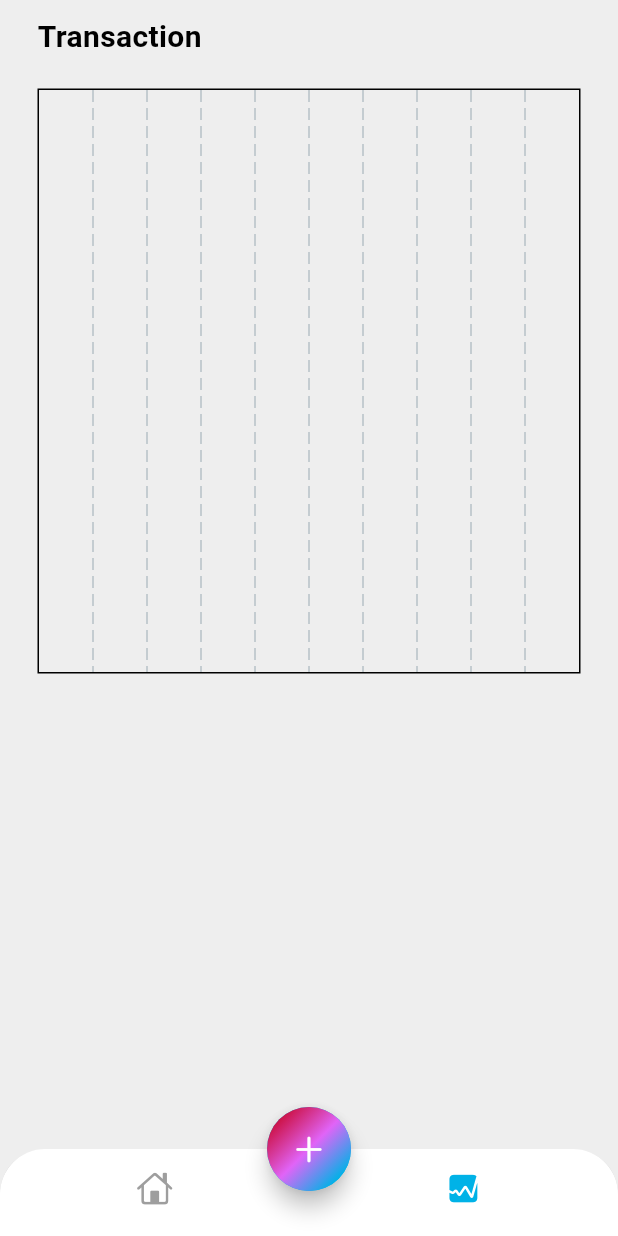
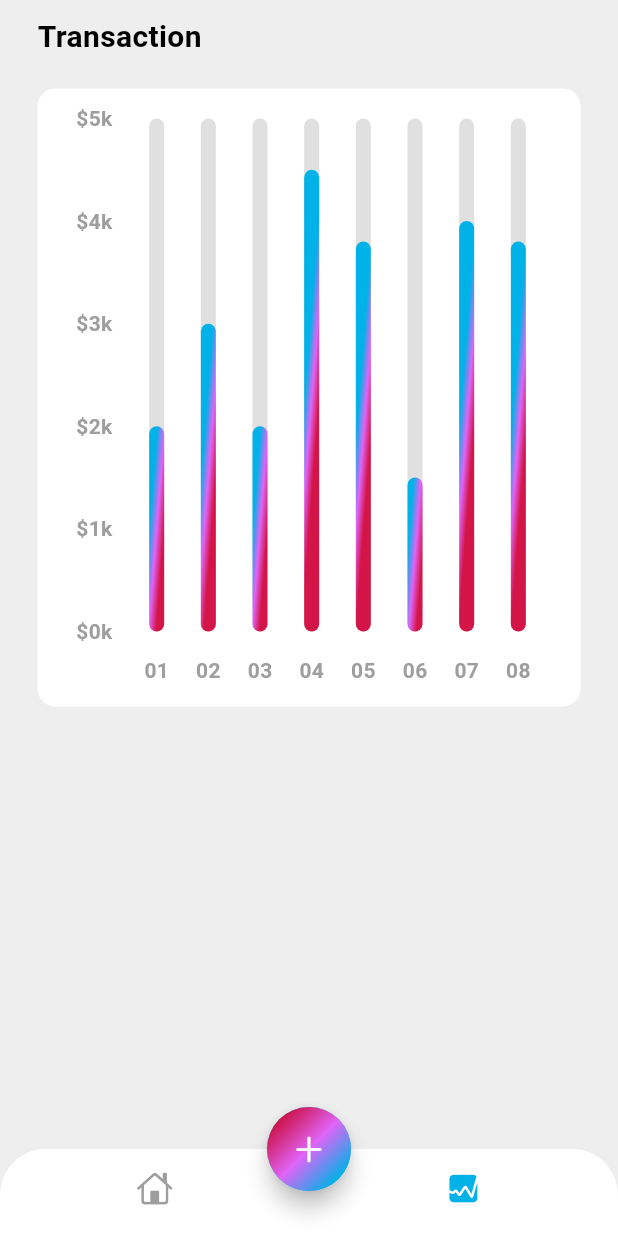
Before and after one commit to vishalpoute/Finance-manager-flutter, a Flutter app: the screen it shows after launch, item 2 of the bottom bar chosen, on a phone screen of 412 x 824 dp. Run offline on Flutter 3.47's test engine with Material 3 defaults, Android fonts, the phone set to English and light mode, and no system bars; drawn by our look-alikes of fl_chart; our stand-ins replace font_awesome_flutter.

Commit message:
transaction graph was completed here

```diff
--- a/lib/screens/stats/chart.dart
+++ b/lib/screens/stats/chart.dart
@@ -1,3 +1,5 @@
+import 'dart:math';
+
 import 'package:fl_chart/fl_chart.dart';
 import 'package:flutter/material.dart';
 
@@ -16,23 +18,157 @@ class _MyChartState extends State<MyChart> {
     );
   }
 
+  BarChartGroupData makeGroupData(int x, double y) {
+    return BarChartGroupData(
+      x: x,
+      barRods: [
+        BarChartRodData(
+          toY: y,
+          gradient: LinearGradient(
+            colors: [
+              Theme.of(context).colorScheme.primary,
+              Theme.of(context).colorScheme.secondary,
+              Theme.of(context).colorScheme.tertiary,
+            ],
+            transform: const GradientRotation(pi / 40),
+          ),
+          width: 10,
+          backDrawRodData: BackgroundBarChartRodData(
+              show: true,
+              toY: 5,
+              color: Colors.grey.shade300
+          ),
+        ),
+      ],
+    );
+  }
+
+  List<BarChartGroupData> showingGroups() => List.generate(8, (i) {
+    switch (i) {
+      case 0:
+        return makeGroupData(0, 2);
+      case 1:
+        return makeGroupData(1, 3);
+      case 2:
+        return makeGroupData(2, 2);
+      case 3:
+        return makeGroupData(3, 4.5);
+      case 4:
+        return makeGroupData(4, 3.8);
+      case 5:
+        return makeGroupData(5, 1.5);
+      case 6:
+        return makeGroupData(6, 4);
+      case 7:
+        return makeGroupData(7, 3.8);
+      default:
+        throw Error();
+    }
+  });
+
   BarChartData mainBarData() {
     return BarChartData(
-      titlesData: const FlTitlesData(
+      titlesData: FlTitlesData(
         show: true,
-        rightTitles: AxisTitles(
-          sideTitles: SideTitles(showTitles: false)
+        rightTitles: const AxisTitles(
+          sideTitles: SideTitles(showTitles: false),
         ),
-        topTitles: AxisTitles(
-          sideTitles: SideTitles(showTitles: false)
+        topTitles: const AxisTitles(
+          sideTitles: SideTitles(showTitles: false),
         ),
         bottomTitles: AxisTitles(
-          sideTitles: SideTitles(showTitles: true)
+          sideTitles: SideTitles(
+            showTitles: true,
+            reservedSize: 38,
+            getTitlesWidget: getTiles,
+          ),
         ),
         leftTitles: AxisTitles(
-            sideTitles: SideTitles(showTitles: false)
+          sideTitles: SideTitles(
+            showTitles: true,
+            reservedSize: 38,
+            getTitlesWidget: leftTile,
+          ),
         ),
-      )
+      ),
+      borderData: FlBorderData(
+        show: false,
+      ),
+      gridData: const FlGridData(show: false),
+      barGroups: showingGroups(),
+    );
+  }
+
+  Widget getTiles(double value, TitleMeta meta) {
+    const style = TextStyle(
+      color: Colors.grey,
+      fontWeight: FontWeight.bold,
+      fontSize: 14,
+    );
+    String text;
+
+    switch (value.toInt()) {
+      case 0:
+        text = '01';
+        break;
+      case 1:
+        text = '02';
+        break;
+      case 2:
+        text = '03';
+        break;
+      case 3:
+        text = '04';
+        break;
+      case 4:
+        text = '05';
+        break;
+      case 5:
+        text = '06';
+        break;
+      case 6:
+        text = '07';
+        break;
+      case 7:
+        text = '08';
+        break;
+      default:
+        text = '';
+        break;
+    }
+    return SideTitleWidget(
+      axisSide: meta.axisSide,
+      space: 16,
+      child: Text(text, style: style),
+    );
+  }
+
+  Widget leftTile(double value, TitleMeta meta) {
+    const style = TextStyle(
+      color: Colors.grey,
+      fontWeight: FontWeight.bold,
+      fontSize: 14,
+    );
+    String text;
+    if (value == 0) {
+      text = '\$0k';
+    } else if (value == 1) {
+      text = '\$1k';
+    } else if (value == 2) {
+      text = '\$2k';
+    } else if (value == 3) {
+      text = '\$3k';
+    } else if (value == 4) {
+      text = '\$4k';
+    } else if (value == 5) {
+      text = '\$5k';
+    } else {
+      return Container();
+    }
+    return SideTitleWidget(
+      axisSide: meta.axisSide,
+      space: 0,
+      child: Text(text, style: style),
     );
   }
 }
--- a/lib/screens/stats/stats.dart
+++ b/lib/screens/stats/stats.dart
@@ -1,6 +1,4 @@
 import 'package:finance_tracker/screens/stats/chart.dart';
-import 'package:fl_chart/fl_chart.dart';
-import 'package:flutter/cupertino.dart';
 import 'package:flutter/material.dart';
 
 class StatScreen extends StatelessWidget {
@@ -10,12 +8,12 @@ class StatScreen extends StatelessWidget {
   Widget build(BuildContext context) {
     return SafeArea(
       child: Padding(
-        padding: const EdgeInsets.symmetric(horizontal: 25.0,vertical: 10),
+        padding: const EdgeInsets.symmetric(horizontal: 25.0, vertical: 10),
         child: Column(
           crossAxisAlignment: CrossAxisAlignment.start,
           children: [
             const Text(
-                'Transaction',
+              'Transaction',
               style: TextStyle(
                 fontSize: 20,
                 fontWeight: FontWeight.bold,
@@ -24,17 +22,17 @@ class StatScreen extends StatelessWidget {
             const SizedBox(
               height: 20,
             ),
-            SizedBox(
+            Container(
               width: MediaQuery.of(context).size.width,
               height: MediaQuery.of(context).size.width,
-              // color: Colors.red,
-              child: const MyChart()
-
-              // BarChart(
-              //   BarChartData(
-              //
-              //   )
-              // ),
+              decoration: BoxDecoration(
+                color: Colors.white,
+                borderRadius: BorderRadius.circular(12),
+              ),
+              child: const Padding(
+                  padding: EdgeInsets.fromLTRB(12, 20, 12, 12),
+                  child: MyChart()
+              ),
             )
           ],
         ),
```
